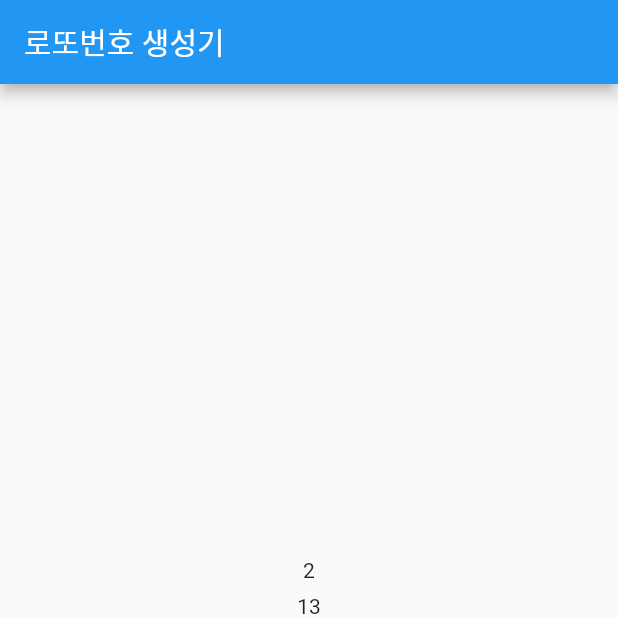
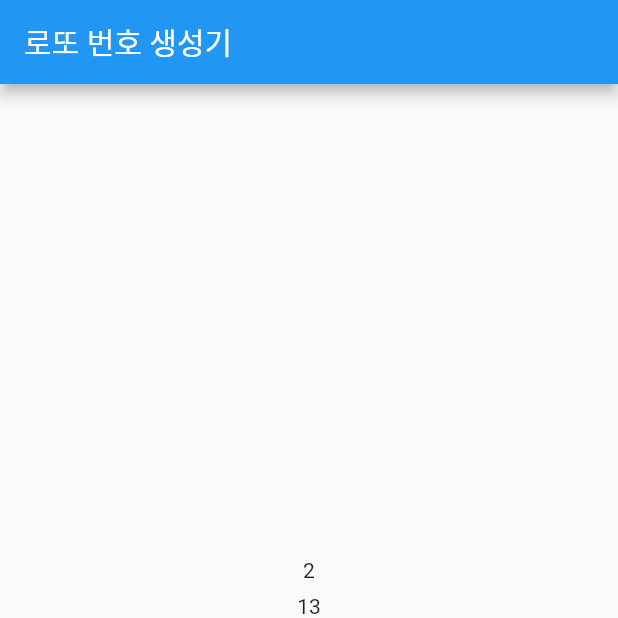
Before and after one commit to smash009/lotto_gen, a Flutter app: the screen it shows after launch, on a phone screen of 412 x 824 dp, the top half of it. Run offline on Flutter 3.47's test engine with Material 2 defaults, Android fonts, the phone set to English and light mode, and no system bars.

```diff
--- a/lib/app.dart
+++ b/lib/app.dart
@@ -22,7 +22,7 @@ class App extends StatelessWidget {
         // closer together (more dense) than on mobile platforms.
         visualDensity: VisualDensity.adaptivePlatformDensity,
       ),
-      home: HomePage(title: '로또번호 생성기'),
+      home: HomePage(title: '로또 번호 생성기'),
     );
   }
 }
```
